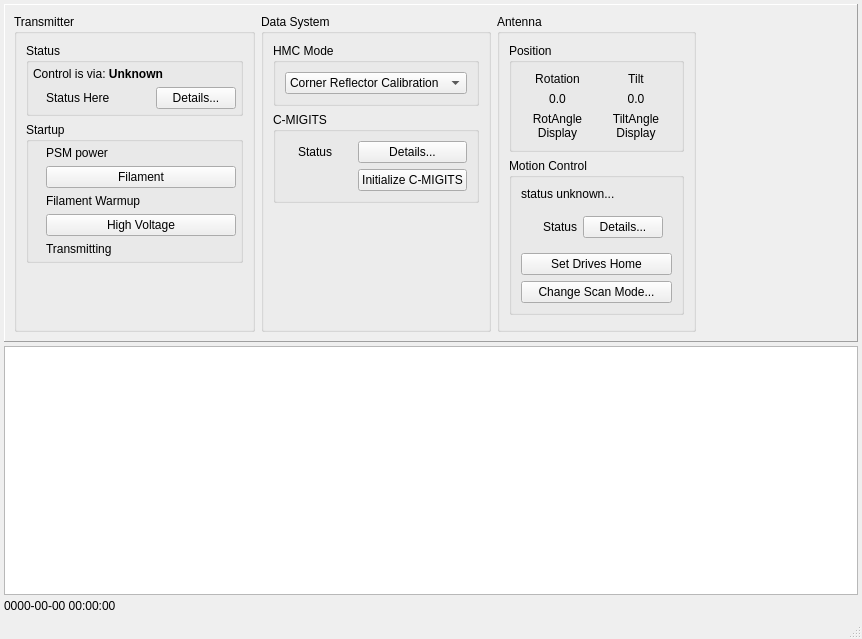
Qt form src/hcrgui/HcrGuiMainWindow.ui (NCAR/HCR_instrument) before a commit.
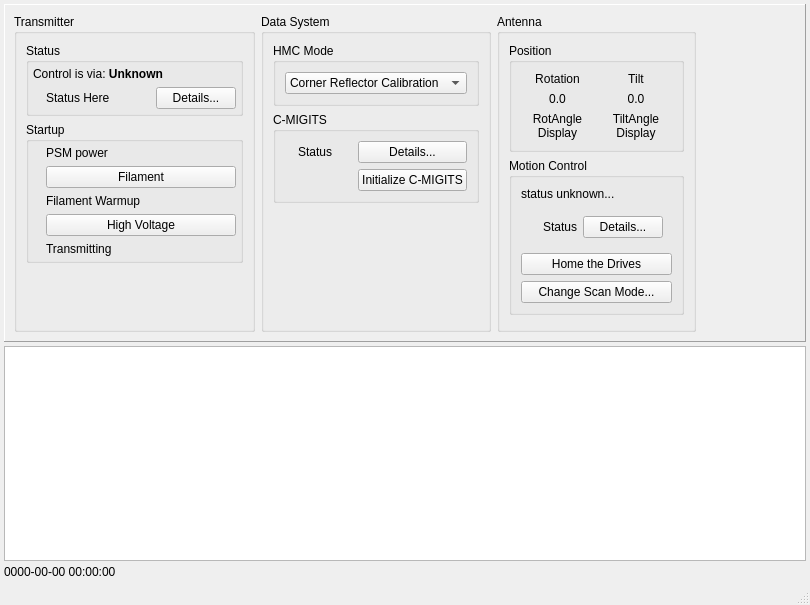
The same form after that commit. Icons and pictures are not drawn.

Commit message: Make drive homing warning dialog more brief.

What changed in the file:
```diff
--- a/src/hcrgui/HcrGuiMainWindow.ui
+++ b/src/hcrgui/HcrGuiMainWindow.ui
@@ -6,8 +6,8 @@
    <rect>
     <x>0</x>
     <y>0</y>
-    <width>862</width>
-    <height>639</height>
+    <width>810</width>
+    <height>605</height>
    </rect>
   </property>
   <property name="windowTitle">
@@ -635,7 +635,7 @@
              <item>
               <widget class="QPushButton" name="driveHomeButton">
                <property name="text">
-                <string>Set Drives Home</string>
+                <string>Home the Drives</string>
                </property>
               </widget>
              </item>
```
The commit also changes 1 other file.
